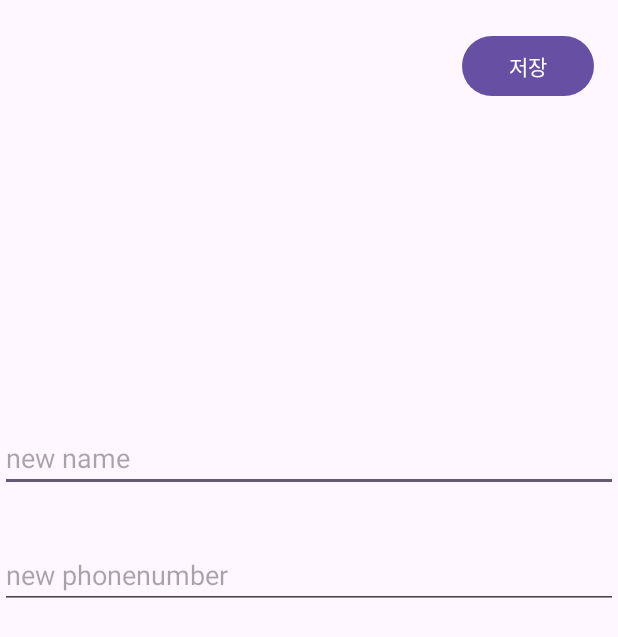
After one commit to JunseoPark123/madcamp_androidproject1, an Android app: the DetailContactActivity screen opened directly, with no data from a screen before it, on a phone screen of 412 x 824 dp. The commit adds this screen. Shown: the top 637 px of the screen. Run offline under Robolectric (Android 15) with nearby library versions, the phone set to English and light mode, and no system bars.

Commit message:
전화번호 수정 기능 추가 완료

```diff
--- a/app/src/main/AndroidManifest.xml
+++ b/app/src/main/AndroidManifest.xml
@@ -12,6 +12,9 @@
         android:supportsRtl="true"
         android:theme="@style/Theme.Madcamp_androidproject"
         tools:targetApi="31">
+        <activity
+            android:name=".DetailContactActivity"
+            android:exported="false" />
         <activity
             android:name=".itemFrameActivity"
             android:exported="false" />
--- /dev/null
+++ b/app/src/main/java/com/example/madcamp_androidproject/DetailContactActivity.kt
@@ -0,0 +1,45 @@
+package com.example.madcamp_androidproject
+
+import android.content.Intent
+import androidx.appcompat.app.AppCompatActivity
+import android.os.Bundle
+import android.widget.Button
+import android.widget.EditText
+
+class DetailContactActivity : AppCompatActivity() {
+    private lateinit var nameEditText: EditText
+    private lateinit var phoneNumberEditText: EditText
+    private lateinit var saveButton: Button
+
+    override fun onCreate(savedInstanceState: Bundle?) {
+        super.onCreate(savedInstanceState)
+        setContentView(R.layout.activity_detail_contact)
+
+        nameEditText = findViewById(R.id.editTextName)
+        phoneNumberEditText = findViewById(R.id.editTextPhoneNumber)
+        saveButton = findViewById(R.id.saveButton)
+
+        // Intent에서 연락처 정보 가져오기
+        @Suppress("DEPRECATION")
+        val contact = intent.getParcelableExtra<Contact>("CONTACT")
+        contact?.let {
+            nameEditText.setText(it.name)
+            phoneNumberEditText.setText(it.phoneNumber)
+        }
+
+        // 저장 버튼 클릭 리스너
+        saveButton.setOnClickListener {
+            val updatedContact = Contact(
+                nameEditText.text.toString(),
+                phoneNumberEditText.text.toString()
+            )
+
+            // 연락처를 수정하고 결과를 Intent에 추가
+            val resultIntent = Intent()
+            resultIntent.putExtra("UPDATED_CONTACT", updatedContact)
+            setResult(RESULT_OK, resultIntent)
+
+            finish()
+        }
+    }
+}
--- /dev/null
+++ b/app/src/main/res/layout/activity_detail_contact.xml
@@ -0,0 +1,58 @@
+<?xml version="1.0" encoding="utf-8"?>
+<androidx.constraintlayout.widget.ConstraintLayout xmlns:android="http://schemas.android.com/apk/res/android"
+    xmlns:app="http://schemas.android.com/apk/res-auto"
+    xmlns:tools="http://schemas.android.com/tools"
+    android:layout_width="match_parent"
+    android:layout_height="match_parent"
+    tools:context=".DetailContactActivity">
+
+    <ImageView
+        android:id="@+id/imageView"
+        android:layout_width="wrap_content"
+        android:layout_height="wrap_content"
+        app:layout_constraintBottom_toBottomOf="parent"
+        app:layout_constraintEnd_toEndOf="parent"
+        app:layout_constraintHorizontal_bias="0.498"
+        app:layout_constraintStart_toStartOf="parent"
+        app:layout_constraintTop_toTopOf="parent"
+        app:layout_constraintVertical_bias="0.133"
+        tools:srcCompat="@tools:sample/avatars" />
+
+
+    <EditText
+        android:id="@+id/editTextName"
+        android:layout_width="0dp"
+        android:layout_height="wrap_content"
+        android:hint="new name"
+        app:layout_constraintBottom_toBottomOf="parent"
+        app:layout_constraintEnd_toEndOf="parent"
+        app:layout_constraintHorizontal_bias="0.0"
+        app:layout_constraintStart_toStartOf="parent"
+        app:layout_constraintTop_toTopOf="parent"
+        app:layout_constraintVertical_bias="0.363" />
+
+    <EditText
+        android:id="@+id/editTextPhoneNumber"
+        android:layout_width="0dp"
+        android:layout_height="wrap_content"
+        android:hint="new phonenumber"
+        app:layout_constraintBottom_toBottomOf="parent"
+        app:layout_constraintEnd_toEndOf="parent"
+        app:layout_constraintHorizontal_bias="0.0"
+        app:layout_constraintStart_toStartOf="parent"
+        app:layout_constraintTop_toBottomOf="@+id/editTextName"
+        app:layout_constraintVertical_bias="0.072" />
+
+    <Button
+        android:id="@+id/saveButton"
+        android:layout_width="wrap_content"
+        android:layout_height="wrap_content"
+        android:text="저장"
+        app:layout_constraintBottom_toBottomOf="parent"
+        app:layout_constraintEnd_toEndOf="parent"
+        app:layout_constraintHorizontal_bias="0.95"
+        app:layout_constraintStart_toStartOf="parent"
+        app:layout_constraintTop_toTopOf="parent"
+        app:layout_constraintVertical_bias="0.026" />
+
+</androidx.constraintlayout.widget.ConstraintLayout>
```
Also changed, not shown: app/src/main/java/com/example/madcamp_androidproject/ContactActivity.kt (+58 -13 lines), app/src/main/java/com/example/madcamp_androidproject/ContactAdapter.kt (+16 -2 lines), app/src/main/java/com/example/madcamp_androidproject/itemFrameActivity.kt (deleted, +0 -11 lines), app/src/main/res/layout/activity_item_frame.xml (deleted, +0 -20 lines), build.gradle.kts (line endings or trailing spaces).
